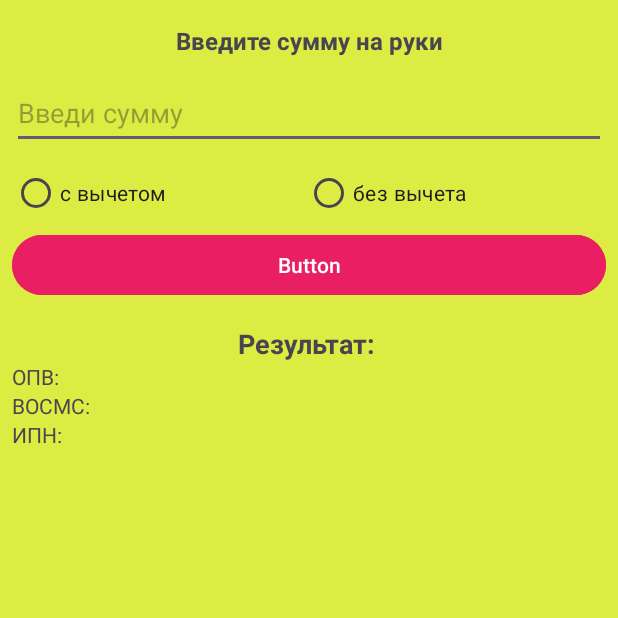
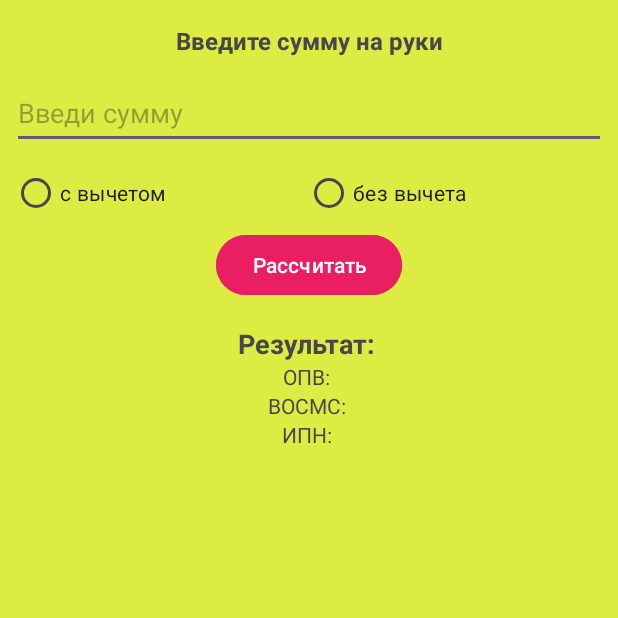
Before and after one commit to zzhalelov/payslip-pro-mobile-java, an Android app: the ThirdActivity screen opened directly, with no data from a screen before it, on a phone screen of 412 x 824 dp, the top half of it. Run offline under Robolectric (Android 15) with nearby library versions, the phone set to English and light mode, and no system bars.

Commit message:
Center the textView in activity_second.xml, activity_third.xml

```diff
--- a/app/src/main/res/layout/activity_third.xml
+++ b/app/src/main/res/layout/activity_third.xml
@@ -53,11 +53,12 @@
 
     <Button
         android:id="@+id/button"
-        android:layout_width="match_parent"
+        android:layout_width="wrap_content"
         android:layout_height="wrap_content"
+        android:layout_gravity="center"
         android:backgroundTint="#E91E63"
         android:onClick="clickButton"
-        android:text="Button" />
+        android:text="Рассчитать" />
 
     <TextView
         android:id="@+id/textViewResult"
@@ -71,22 +72,25 @@
 
     <TextView
         android:id="@+id/textViewOpv"
-        android:onClick="clickButton"
         android:layout_width="match_parent"
         android:layout_height="wrap_content"
+        android:gravity="center"
+        android:onClick="clickButton"
         android:text="ОПВ: " />
 
     <TextView
         android:id="@+id/textViewVosms"
-        android:onClick="clickButton"
         android:layout_width="match_parent"
         android:layout_height="wrap_content"
+        android:gravity="center"
+        android:onClick="clickButton"
         android:text="ВОСМС: " />
 
     <TextView
         android:id="@+id/textViewIpn"
-        android:onClick="clickButton"
         android:layout_width="match_parent"
         android:layout_height="wrap_content"
+        android:gravity="center"
+        android:onClick="clickButton"
         android:text="ИПН: " />
 </LinearLayout>
```
Also changed, not shown: app/src/main/res/layout/activity_second.xml (+6 -2 lines).
